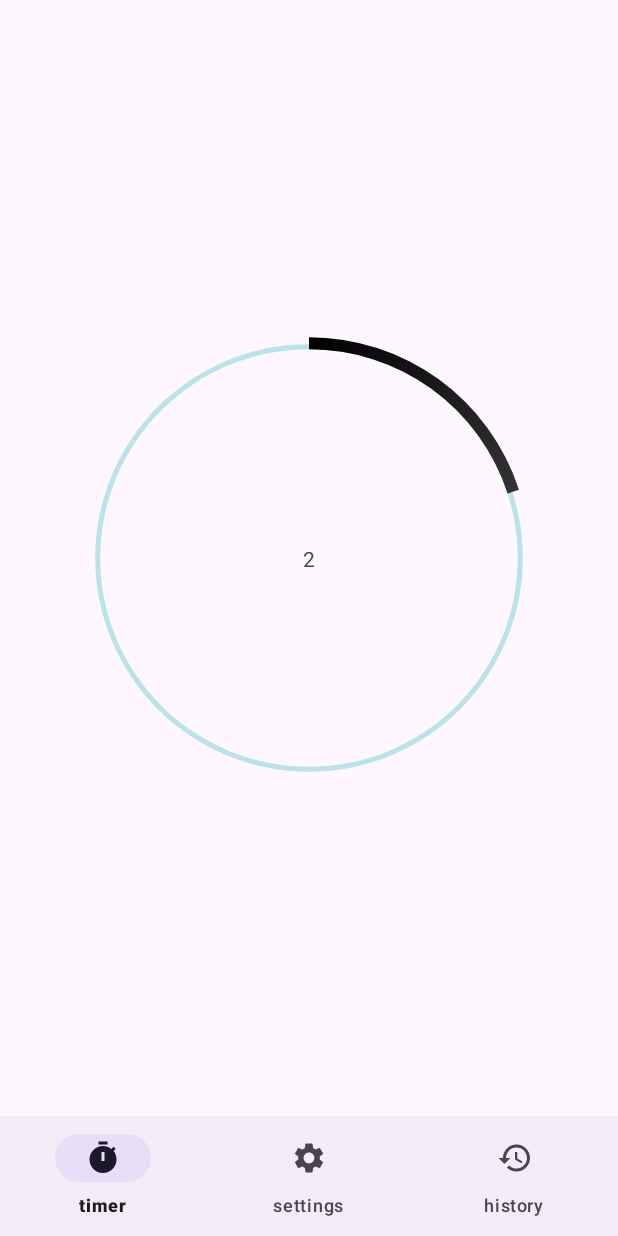
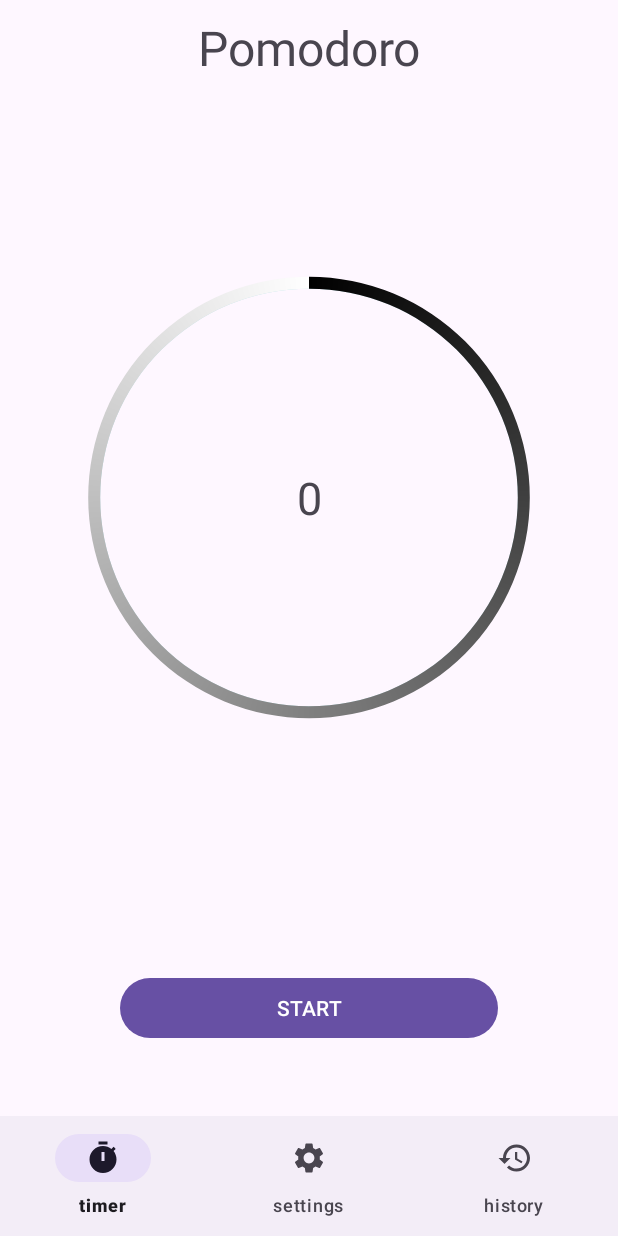
Before and after one commit to pbblerico/Pomodoro-App, an Android app: the screen it shows after launch (MainActivity), on a phone screen of 412 x 824 dp. Run offline under Robolectric (Android 15) with nearby library versions, the phone set to English and light mode, and no system bars.

Commit message:
add sound when finished

```diff
--- a/app/build.gradle.kts
+++ b/app/build.gradle.kts
@@ -47,4 +47,8 @@ dependencies {
     testImplementation("junit:junit:4.13.2")
     androidTestImplementation("androidx.test.ext:junit:1.1.5")
     androidTestImplementation("androidx.test.espresso:espresso-core:3.5.1")
+
+
+    val fragmentVersion = "1.6.2"
+    implementation("androidx.fragment:fragment-ktx:$fragmentVersion")
 }
--- a/app/src/main/java/com/example/alarmapp/MainActivity.kt
+++ b/app/src/main/java/com/example/alarmapp/MainActivity.kt
@@ -5,6 +5,7 @@ import android.os.CountDownTimer
 import android.util.Log
 import androidx.appcompat.app.AppCompatActivity
 import androidx.fragment.app.FragmentManager
+import androidx.fragment.app.commit
 import com.example.alarmapp.databinding.ActivityMainBinding
 
 class MainActivity : AppCompatActivity() {
@@ -16,8 +17,8 @@ class MainActivity : AppCompatActivity() {
         setContentView(binding.root)
 
 
-        supportFragmentManager.beginTransaction()
-            .replace(binding.fragment.id, TimerFragment())
-            .commit()
+        supportFragmentManager.commit {
+            replace(binding.fragment.id, TimerFragment())
+        }
     }
 }
--- a/app/src/main/java/com/example/alarmapp/SettingsFragment.kt
+++ b/app/src/main/java/com/example/alarmapp/SettingsFragment.kt
@@ -1,12 +1,11 @@
 package com.example.alarmapp
 
 import android.os.Bundle
-import androidx.fragment.app.Fragment
 import android.view.LayoutInflater
 import android.view.View
 import android.view.ViewGroup
+import androidx.fragment.app.Fragment
 import com.example.alarmapp.databinding.FragmentSettingsBinding
-import com.example.alarmapp.databinding.FragmentTimerBinding
 
 
 class SettingsFragment : Fragment(R.layout.fragment_settings) {
--- a/app/src/main/java/com/example/alarmapp/TimerFragment.kt
+++ b/app/src/main/java/com/example/alarmapp/TimerFragment.kt
@@ -1,5 +1,6 @@
 package com.example.alarmapp
 
+import android.media.MediaPlayer
 import android.os.Bundle
 import android.os.CountDownTimer
 import android.util.Log
@@ -27,8 +28,9 @@ class TimerFragment : Fragment(R.layout.fragment_timer) {
     override fun onViewCreated(view: View, savedInstanceState: Bundle?) {
         super.onViewCreated(view, savedInstanceState)
 
+        val mediaPlayer = MediaPlayer.create(context, R.raw.positive_notification)
         //todo replace with coroutine realization
-        val timer = object : CountDownTimer(10000, 1000) {
+        val timer = object : CountDownTimer(1000, 1000) {
             override fun onTick(p0: Long) {
                 binding.progress.text = "${p0 / 1000}"
                 binding.progressBar.progress = (p0 / 1000).toInt()
@@ -37,10 +39,12 @@ class TimerFragment : Fragment(R.layout.fragment_timer) {
             }
 
             override fun onFinish() {
+                mediaPlayer.start()
             }
 
         }
-
-        timer.start()
+        binding.button.setOnClickListener {
+            timer.start()
+        }
     }
 }
--- a/app/src/main/res/layout/fragment_timer.xml
+++ b/app/src/main/res/layout/fragment_timer.xml
@@ -6,6 +6,15 @@
     android:layout_height="match_parent"
     tools:context=".TimerFragment">
 
+    <TextView
+        android:id="@+id/title"
+        android:layout_width="match_parent"
+        android:layout_height="wrap_content"
+        android:gravity="center"
+        android:padding="10dp"
+        android:text="@string/pomodoro"
+        android:textSize="32sp"
+        app:layout_constraintTop_toTopOf="parent" />
 
     <ProgressBar
         android:id="@+id/progress_bar"
@@ -15,22 +24,35 @@
         android:layout_marginHorizontal="32dp"
         android:background="@drawable/circular_shape"
         android:indeterminate="false"
-        android:max="10"
-        android:progress="10"
+        android:max="60"
+        android:progress="60"
         android:progressDrawable="@drawable/circular_progress_bar"
-        app:layout_constraintBottom_toBottomOf="parent"
+        app:layout_constraintBottom_toTopOf="@id/button"
         app:layout_constraintEnd_toEndOf="parent"
         app:layout_constraintStart_toStartOf="parent"
-        app:layout_constraintTop_toTopOf="parent" />
+        app:layout_constraintTop_toBottomOf="@id/title" />
 
     <TextView
         android:id="@+id/progress"
         android:layout_width="wrap_content"
         android:layout_height="wrap_content"
-        android:text="Hello World!"
+        android:text="0"
+        android:textSize="30sp"
         app:layout_constraintBottom_toBottomOf="@id/progress_bar"
         app:layout_constraintEnd_toEndOf="@id/progress_bar"
         app:layout_constraintStart_toStartOf="@id/progress_bar"
         app:layout_constraintTop_toTopOf="@id/progress_bar" />
 
+    <com.google.android.material.button.MaterialButton
+        android:id="@+id/button"
+        android:layout_width="0dp"
+        android:layout_height="wrap_content"
+        android:layout_margin="48dp"
+        android:text="@string/start"
+        android:textAllCaps="true"
+        app:layout_constraintBottom_toBottomOf="parent"
+        app:layout_constraintEnd_toEndOf="@id/progress_bar"
+        app:layout_constraintStart_toStartOf="@id/progress_bar"
+        app:layout_constraintTop_toBottomOf="@id/progress_bar" />
+
 </androidx.constraintlayout.widget.ConstraintLayout>
--- a/app/src/main/res/values/strings.xml
+++ b/app/src/main/res/values/strings.xml
@@ -5,4 +5,6 @@
     <string name="history">history</string>
     <!-- TODO: Remove or change this placeholder text -->
     <string name="hello_blank_fragment">Hello blank fragment</string>
+    <string name="start">start</string>
+    <string name="pomodoro">Pomodoro</string>
 </resources>
```
Also changed, not shown: 2 other files.
